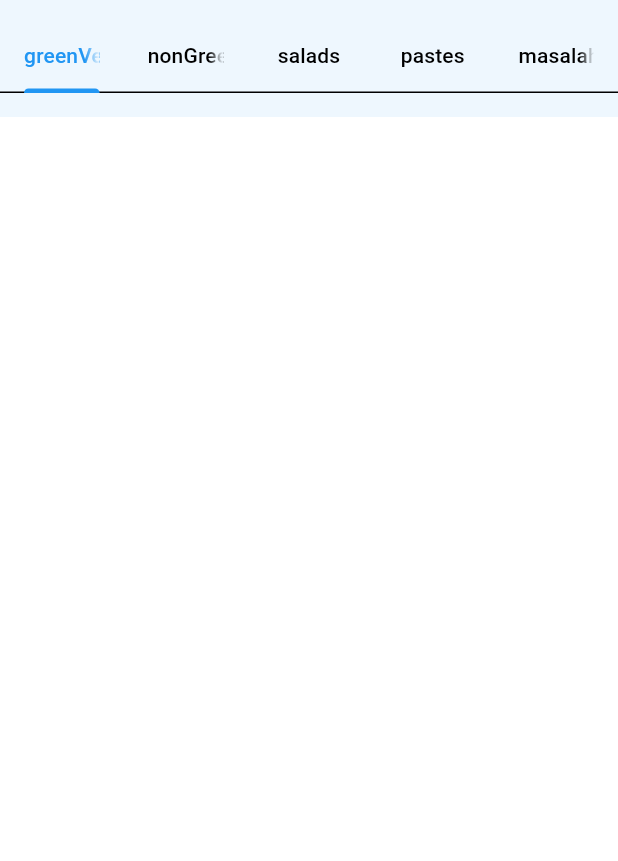
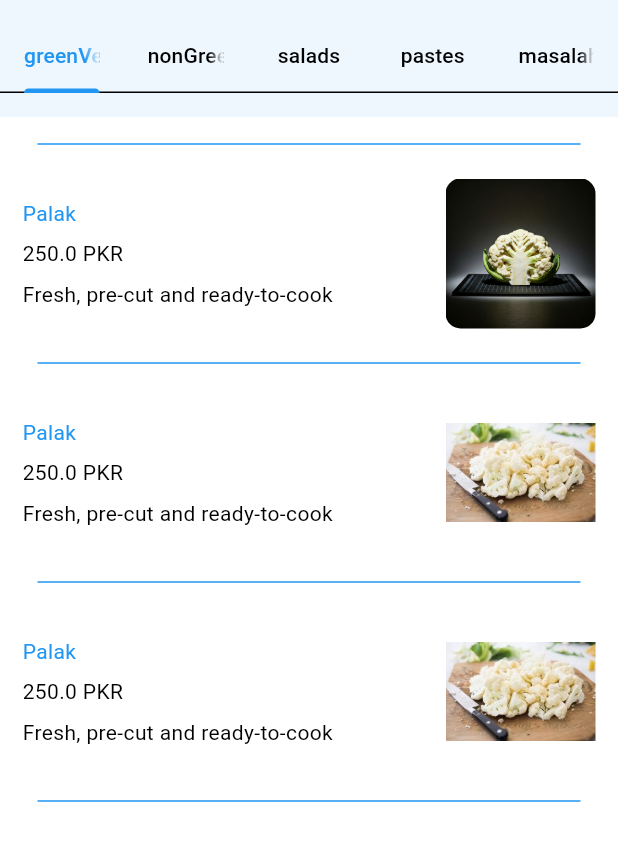
Before and after one commit to tahirdotdev-tdd/vibes_veggies-newui, a Flutter app: the HomePage screen opened directly, scrolled down 340 dp, on a phone screen of 412 x 824 dp, the part 63-924 px from its top. Run offline on Flutter 3.47's test engine with Material 3 defaults, Android fonts, the phone set to English and light mode, and no system bars.

Commit message:
Added more UI elements

```diff
--- /dev/null
+++ b/lib/components/my_food_tile.dart
@@ -0,0 +1,68 @@
+import 'package:flutter/material.dart';
+
+import '../models/food.dart';
+
+class MyFoodTile extends StatelessWidget {
+  final Food food;
+  final VoidCallback? onTap;
+
+  const MyFoodTile({super.key, required this.food, this.onTap});
+
+  @override
+  Widget build(BuildContext context) {
+    return Column(
+      children: [
+        GestureDetector(
+          onTap: onTap,
+          child: Padding(
+            padding: const EdgeInsets.all(15.0),
+            child: Row(
+              children: [
+                Expanded(
+                  child: Column(
+                    crossAxisAlignment: CrossAxisAlignment.start,
+                    children: [
+                      Text(
+                        food.name,
+                        style: TextStyle(
+                            color: Theme.of(context).colorScheme.primary),
+                      ),
+                      const SizedBox(
+                        height: 7,
+                      ),
+                      Text(food.price.toString()),
+                      const SizedBox(
+                        height: 7,
+                      ),
+                      Text(
+                        food.description,
+                        style: TextStyle(
+                            color: Theme.of(context).colorScheme.onSurface),
+                      ),
+                    ],
+                  ),
+                ),
+                const SizedBox(
+                  height: 15,
+                ),
+                ClipRRect(
+                  borderRadius: BorderRadius.circular(10),
+                  child: Image.asset(
+                    food.imagePath,
+                    width: 100,
+                    height: 100,
+                  ),
+                ),
+              ],
+            ),
+          ),
+        ),
+        Divider(
+          color: Theme.of(context).colorScheme.primary,
+          endIndent: 25,
+          indent: 25,
+        )
+      ],
+    );
+  }
+}
--- a/lib/models/restraunt.dart
+++ b/lib/models/restraunt.dart
@@ -5,6 +5,39 @@ class Restraunt extends ChangeNotifier {
   final List<Food> _menu = [
 
     //green Veggie
+    Food(
+      name: "Palak",
+      description: "Fresh, pre-cut and ready-to-cook",
+      imagePath: "lib/images/greeenVeggies/cauliflower.jpeg",
+      price: "250.0 PKR",
+      category: FoodCategories.greenVeggies,
+      availableAddons: [
+        AddOn(name: "Masalah", price: "30"),
+        AddOn(name: "Lehsan", price: "30"),
+      ],
+    ),
+    Food(
+      name: "Palak",
+      description: "Fresh, pre-cut and ready-to-cook",
+      imagePath: "lib/images/greeenVeggies/cauliflower.jpeg",
+      price: "250.0 PKR",
+      category: FoodCategories.greenVeggies,
+      availableAddons: [
+        AddOn(name: "Masalah", price: "30"),
+        AddOn(name: "Lehsan", price: "30"),
+      ],
+    ),
+    Food(
+      name: "Palak",
+      description: "Fresh, pre-cut and ready-to-cook",
+      imagePath: "lib/images/greeenVeggies/gobi.jpeg",
+      price: "250.0 PKR",
+      category: FoodCategories.greenVeggies,
+      availableAddons: [
+        AddOn(name: "Masalah", price: "30"),
+        AddOn(name: "Lehsan", price: "30"),
+      ],
+    ),
     Food(
       name: "Palak",
       description: "Fresh, pre-cut and ready-to-cook",
--- a/lib/pages/home_page.dart
+++ b/lib/pages/home_page.dart
@@ -3,10 +3,12 @@ import 'package:provider/provider.dart';
 import 'package:vibes_veggies/components/my_current_location.dart';
 import 'package:vibes_veggies/components/my_description_box.dart';
 import 'package:vibes_veggies/components/my_drawer.dart';
+import 'package:vibes_veggies/components/my_food_tile.dart';
 import 'package:vibes_veggies/components/my_sliver_app_bar.dart';
 import 'package:vibes_veggies/components/my_tab_bar.dart';
 import 'package:vibes_veggies/models/food.dart';
 import 'package:vibes_veggies/models/restraunt.dart';
+import 'package:vibes_veggies/pages/food_page.dart';
 
 class HomePage extends StatefulWidget {
   const HomePage({super.key});
@@ -43,11 +45,19 @@ class _HomePageState extends State<HomePage>
     return FoodCategories.values.map((category) {
       List<Food> categoryMenu = _filterMenuByCategory(category, fullMenu);
       return ListView.builder(
+          padding: const EdgeInsets.only(top: 0, bottom: 8),
           itemCount: categoryMenu.length,
           physics: const NeverScrollableScrollPhysics(),
           itemBuilder: (context, index) {
-            return ListTile(
-              title: Text(categoryMenu[index].name),
+            final food = categoryMenu[index];
+            return MyFoodTile(
+              food: food,
+              onTap: () => Navigator.push(
+                context,
+                MaterialPageRoute(
+                  builder: (context) => FoodPage(food: food),
+                ),
+              ),
             );
           });
     }).toList();
```
Also changed, not shown: lib/pages/food_page.dart (added, +139 -0 lines), lib/images/greeenVeggies/cauliflower.jpeg (added).
